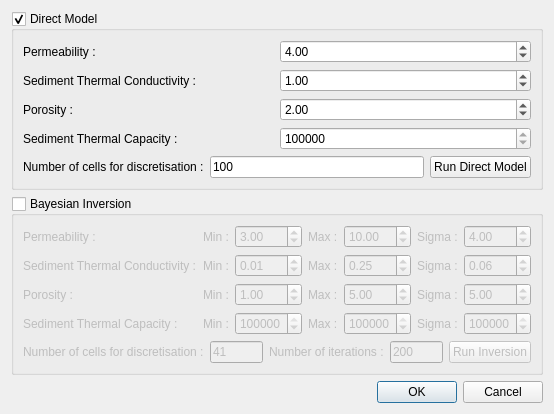
Old version of the form molonari_data/molonaviz/computedialog.ui in the repository leamailhol/MOLO-projet-interface.
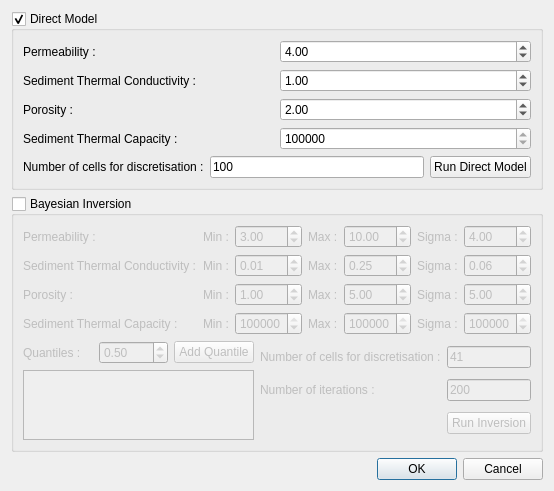
New version of the form.

```diff
--- a/molonari_data/molonaviz/computedialog.ui
+++ b/molonari_data/molonaviz/computedialog.ui
@@ -7,13 +7,13 @@
     <x>0</x>
     <y>0</y>
     <width>531</width>
-    <height>385</height>
+    <height>466</height>
    </rect>
   </property>
   <property name="windowTitle">
    <string>Compute Dialog</string>
   </property>
-  <layout class="QVBoxLayout" name="verticalLayout">
+  <layout class="QVBoxLayout" name="verticalLayout" stretch="0,0,1">
    <item>
     <widget class="QGroupBox" name="ModeleDirect">
      <property name="title">
@@ -138,9 +138,9 @@
      <property name="checked">
       <bool>false</bool>
      </property>
-     <layout class="QHBoxLayout" name="horizontalLayout_2">
+     <layout class="QVBoxLayout" name="verticalLayout_3">
       <item>
-       <layout class="QGridLayout" name="gridLayout_4">
+       <layout class="QGridLayout" name="gridLayout_5">
         <item row="0" column="0">
          <layout class="QGridLayout" name="gridLayout_3">
           <item row="0" column="0">
@@ -375,41 +375,83 @@
          </layout>
         </item>
         <item row="1" column="0">
+         <layout class="QHBoxLayout" name="horizontalLayout_2">
+          <item>
+           <layout class="QVBoxLayout" name="verticalLayout_2">
+            <item>
          <layout class="QHBoxLayout" name="horizontalLayout">
           <item>
+               <widget class="QLabel" name="label_2">
+                <property name="text">
+                 <string>Quantiles :</string>
+                </property>
+               </widget>
+              </item>
+              <item>
+               <widget class="QDoubleSpinBox" name="doubleSpinBox_Quantile">
+                <property name="maximum">
+                 <double>1.000000000000000</double>
+                </property>
+                <property name="singleStep">
+                 <double>0.010000000000000</double>
+                </property>
+                <property name="value">
+                 <double>0.500000000000000</double>
+                </property>
+               </widget>
+              </item>
+              <item>
+               <widget class="QPushButton" name="pushButton_Quantile">
+                <property name="text">
+                 <string>Add Quantile</string>
+                </property>
+               </widget>
+              </item>
+             </layout>
+            </item>
+            <item>
+             <widget class="QTextEdit" name="textEditQuantile"/>
+            </item>
+           </layout>
+          </item>
+          <item>
+           <layout class="QGridLayout" name="gridLayout_4">
+            <item row="0" column="0">
            <widget class="QLabel" name="label_15">
             <property name="text">
              <string>Number of cells for discretisation :</string>
             </property>
            </widget>
           </item>
-          <item>
+            <item row="0" column="1">
            <widget class="QLineEdit" name="lineEdit_CellsNumberMCMC">
             <property name="text">
              <string>41</string>
             </property>
            </widget>
           </item>
-          <item>
+            <item row="1" column="0">
            <widget class="QLabel" name="label_33">
             <property name="text">
              <string>Number of iterations :</string>
             </property>
            </widget>
           </item>
-          <item>
+            <item row="1" column="1">
            <widget class="QLineEdit" name="lineEdit_IterationsNumber">
             <property name="text">
              <string>200</string>
             </property>
            </widget>
           </item>
-          <item>
+            <item row="2" column="1">
            <widget class="QPushButton" name="pushButton_Inversion">
             <property name="text">
              <string>Run Inversion</string>
             </property>
            </widget>
+            </item>
+           </layout>
           </item>
          </layout>
         </item>
```
Left out of the diff: 110 changed lines with no effect on the pictures. Lines whose indentation alone changed are shown as unchanged.
